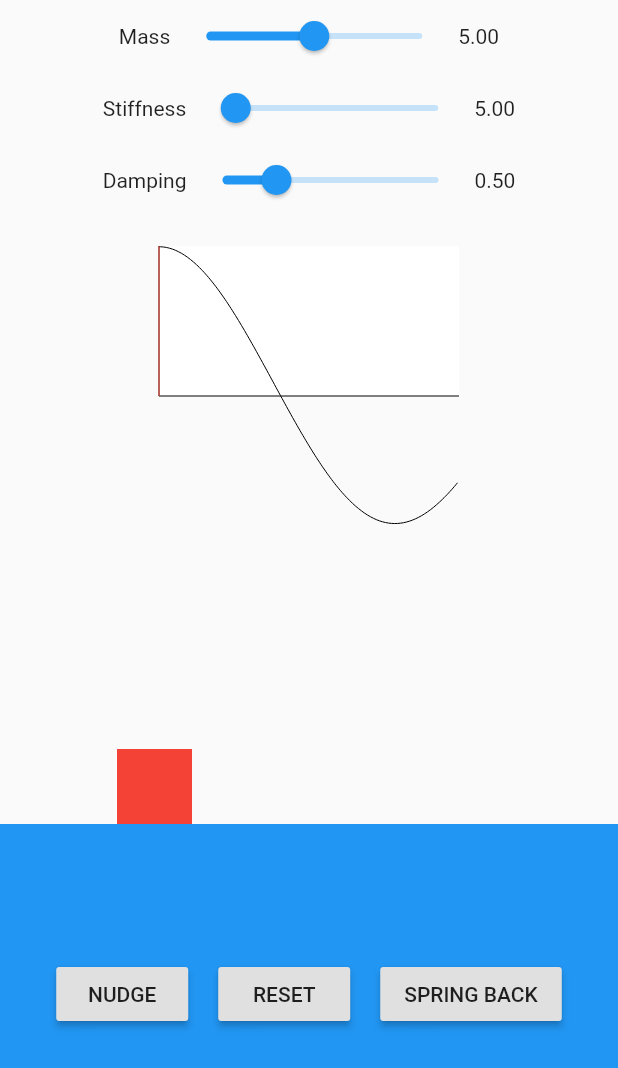
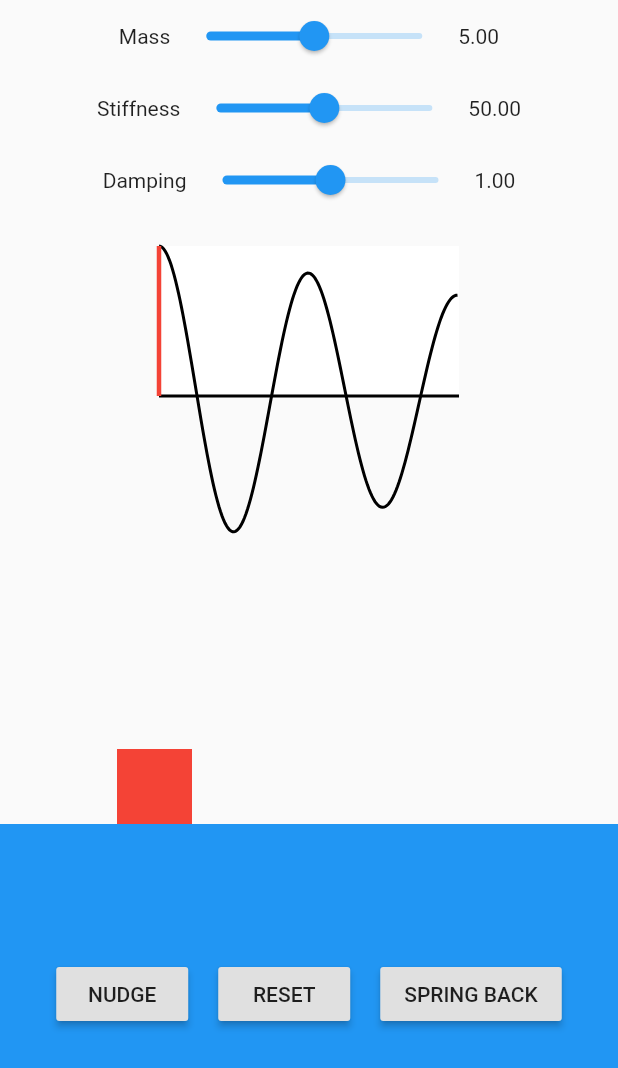
Before and after one commit to AlabasterAxe/card_swiping_example, a Flutter app: the SlidingBlockExample widget shown alone on an empty page, opened directly, after a tap on "SPRING BACK", on a phone screen of 412 x 824 dp. Shown: the top 1068 px of the screen. Run offline on Flutter 3.47's test engine with Material 2 defaults, Android fonts, the phone set to English and light mode, and no system bars; our stand-ins replace google_fonts; network calls fail.

```diff
--- a/lib/main.dart
+++ b/lib/main.dart
@@ -1,3 +1,4 @@
+import 'package:card_swiping_example/swipeable-card-example.dart';
 import 'package:flutter/material.dart';
 
 import 'sliding-block-example.dart';
@@ -37,7 +38,7 @@ class _MyHomePageState extends State<MyHomePage> {
         title: Text(widget.title),
       ),
       backgroundColor: Colors.amber[100],
-      body: SlidingBlockExample(),
+      body: SwipeableCardExample(),
     );
   }
 }
--- a/lib/sliding-block-example.dart
+++ b/lib/sliding-block-example.dart
@@ -1,7 +1,6 @@
+import 'package:card_swiping_example/spring-simulation-chart.dart';
 import 'package:flutter/material.dart';
 import 'package:flutter/physics.dart';
-
-import 'spring-simulation-chart.dart';
 
 class SlidingBlockExample extends StatefulWidget {
   SlidingBlockExample({Key key}) : super(key: key);
@@ -14,52 +13,53 @@ class _SlidingBlockExampleState extends State<SlidingBlockExample>
     with TickerProviderStateMixin {
   AnimationController blockAnimationController;
   double mass = 5;
-  double stiffness = 5;
-  double damping = 0.5;
+  double stiffness = 50;
+  double damping = 1;
 
   SpringSimulation displayedSpringSimulation;
-  bool blockIsSpringing = false;
-  DateTime springingStartTime;
+  bool isSpringing = false;
 
   @override
   void initState() {
     super.initState();
 
     blockAnimationController = AnimationController.unbounded(vsync: this);
-    _updateSpringSimulation();
+
+    _recalculateDisplayedSpringSimulation();
   }
 
   void _nudgeBlock() {
     FrictionSimulation nudgeSimulation = FrictionSimulation(
-        .2, blockAnimationController.value, 320,
-        tolerance: Tolerance(distance: .1, velocity: .1));
+      0.2,
+      0,
+      320,
+    );
     blockAnimationController.animateWith(nudgeSimulation);
-    blockIsSpringing = false;
-    print(nudgeSimulation.finalX);
+    isSpringing = false;
   }
 
   void _resetBlock() {
-    FrictionSimulation nonMovingSimulation = FrictionSimulation(0, 0, 0,
-        tolerance: Tolerance(distance: .1, velocity: .1));
+    FrictionSimulation nonMovingSimulation = FrictionSimulation(0, 0, 0);
     blockAnimationController.animateWith(nonMovingSimulation);
-    blockIsSpringing = false;
+    isSpringing = false;
   }
 
   void _springBack() {
-    SpringDescription spring =
+    SpringDescription springDesc =
         SpringDescription(mass: mass, stiffness: stiffness, damping: damping);
-    SpringSimulation springBackSimulation = SpringSimulation(
-        spring, blockAnimationController.value, 0, 0,
-        tolerance: Tolerance(distance: .1, velocity: .1));
-    blockAnimationController.animateWith(springBackSimulation);
-    blockIsSpringing = true;
-    springingStartTime = DateTime.now();
+    SpringSimulation springSim =
+        SpringSimulation(springDesc, blockAnimationController.value, 0, 0);
+    blockAnimationController.animateWith(springSim);
+    isSpringing = true;
   }
 
-  void _updateSpringSimulation() {
-    SpringDescription spring =
+  void _recalculateDisplayedSpringSimulation() {
+    SpringDescription desc =
         SpringDescription(mass: mass, stiffness: stiffness, damping: damping);
-    displayedSpringSimulation = SpringSimulation(spring, 199, 0, 0);
+
+    setState(() {
+      displayedSpringSimulation = SpringSimulation(desc, 200, 0, 0);
+    });
   }
 
   Widget build(BuildContext context) {
@@ -81,10 +81,10 @@ class _SlidingBlockExampleState extends State<SlidingBlockExample>
                         onChanged: (val) {
                           setState(() {
                             mass = val;
-                            _updateSpringSimulation();
+                            _recalculateDisplayedSpringSimulation();
                           });
                         }),
-                    Text(mass.toStringAsFixed(2)),
+                    Text("${mass.toStringAsFixed(2)}")
                   ],
                 ),
                 Row(
@@ -92,15 +92,15 @@ class _SlidingBlockExampleState extends State<SlidingBlockExample>
                     Text("Stiffness"),
                     Slider(
                         min: 0.0,
-                        max: 80,
+                        max: 100,
                         value: stiffness,
                         onChanged: (val) {
                           setState(() {
                             stiffness = val;
-                            _updateSpringSimulation();
+                            _recalculateDisplayedSpringSimulation();
                           });
                         }),
-                    Text(stiffness.toStringAsFixed(2)),
+                    Text("${stiffness.toStringAsFixed(2)}")
                   ],
                 ),
                 Row(
@@ -113,27 +113,28 @@ class _SlidingBlockExampleState extends State<SlidingBlockExample>
                         onChanged: (val) {
                           setState(() {
                             damping = val;
-                            _updateSpringSimulation();
+                            _recalculateDisplayedSpringSimulation();
                           });
                         }),
-                    Text(damping.toStringAsFixed(2)),
+                    Text("${damping.toStringAsFixed(2)}")
                   ],
                 ),
                 SizedBox(height: 20),
-                AnimatedBuilder(
+                Container(
+                  height: 100,
+                  width: 200,
+                  child: AnimatedBuilder(
                       animation: blockAnimationController,
                       builder: (context, snapshot) {
-                      return Container(
-                          width: 200,
-                          height: 100,
-                          child: SpringSimulationChart(
+                        return SpringSimulationChart(
                           simulation: displayedSpringSimulation,
-                            isSpringing: blockIsSpringing,
                           elapsedTime: blockAnimationController.isAnimating
                               ? blockAnimationController.lastElapsedDuration
                               : Duration(),
-                          ));
+                          isSpringing: isSpringing,
+                        );
                       }),
+                ),
               ],
             )),
         Positioned(
--- a/lib/spring-simulation-chart.dart
+++ b/lib/spring-simulation-chart.dart
@@ -21,11 +21,13 @@ class _SpringSimulationChartPainter extends CustomPainter {
 
     Paint black = Paint()
       ..color = Colors.black
-      ..style = PaintingStyle.stroke;
+      ..style = PaintingStyle.stroke
+      ..strokeWidth = 2;
 
     Paint red = Paint()
       ..color = Colors.red
-      ..style = PaintingStyle.stroke;
+      ..style = PaintingStyle.stroke
+      ..strokeWidth = 3;
 
     canvas.drawRect(Rect.fromLTWH(0, 0, size.width, size.height), white);
 
--- a/pubspec.yaml
+++ b/pubspec.yaml
@@ -28,6 +28,9 @@ dependencies:
   # The following adds the Cupertino Icons font to your application.
   # Use with the CupertinoIcons class for iOS style icons.
   cupertino_icons: ^0.1.3
+
+  google_fonts: ^1.1.0
+
 
 dev_dependencies:
   flutter_test:
```
Also changed, not shown: lib/swipeable-card-example.dart (added, +126 -0 lines), lib/swipeable-card.dart (added, +119 -0 lines). Lines whose indentation alone changed are shown as unchanged.
